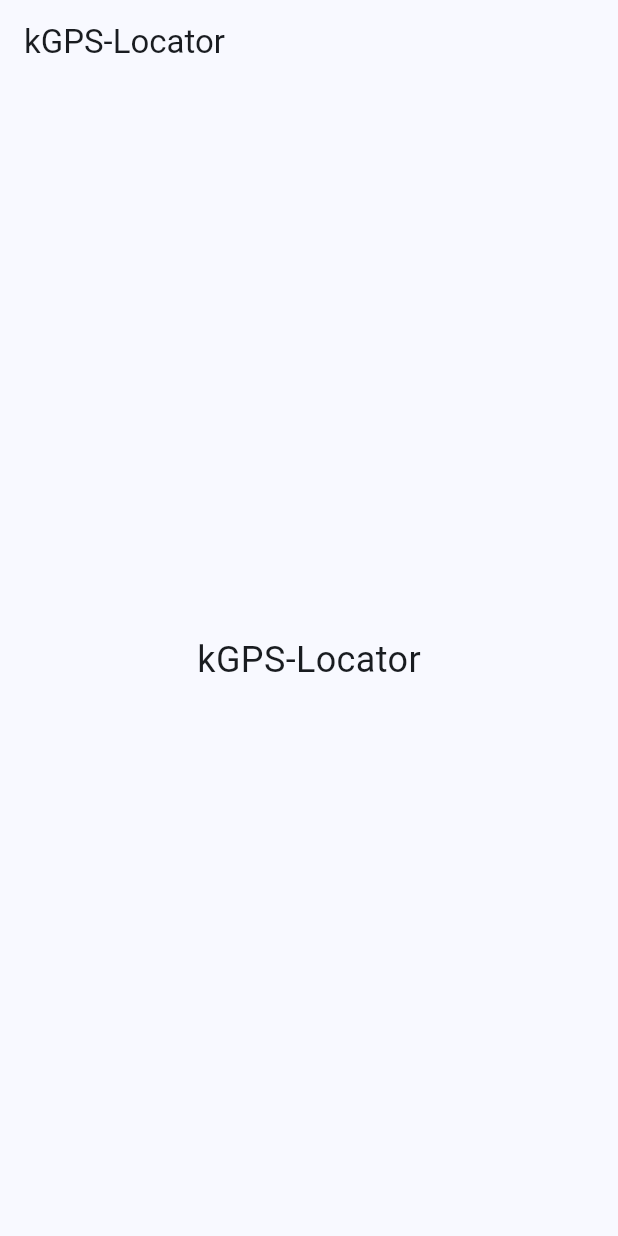
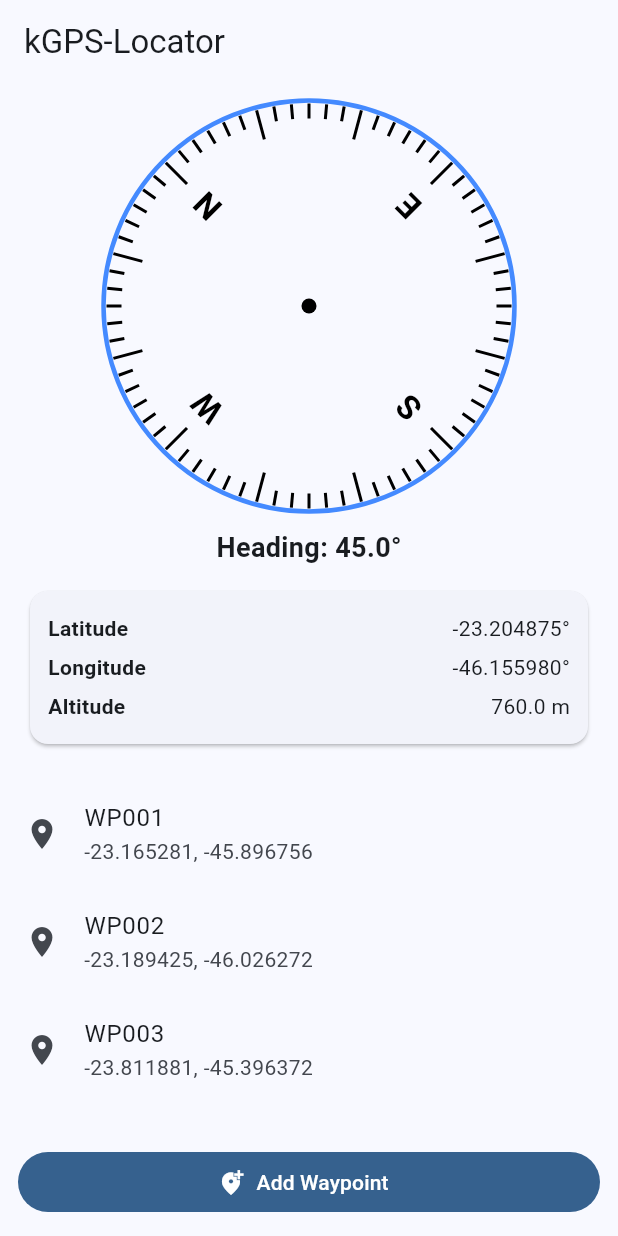
Before and after one commit to mariana02eloisa2-ops/-kGPS-Locator-MarinaEloise, a Flutter app: the screen it shows after launch, on a phone screen of 412 x 824 dp. Run offline on Flutter 3.47's test engine with Material 3 defaults, Android fonts, the phone set to English and light mode, and no system bars.

Commit message:
Finalização de Layout. Interface e funcionalidades fictícias. -ADD Classe waypoint -ADD Widget Compass -ADD componentes da main.

```diff
--- a/lib/main.dart
+++ b/lib/main.dart
@@ -1,4 +1,6 @@
 import 'package:flutter/material.dart';
+import 'package:geolocation/models.dart/waypoint.dart';
+import 'package:geolocation/widgets/compass.dart';
 
 void main() {
   runApp(const KGpsLocatorApp());
@@ -21,16 +23,188 @@
   }
 }
 
-class HomePage extends StatelessWidget{
+class HomePage extends StatefulWidget {
   const HomePage({super.key});
+
+  @override
+  State<HomePage> createState() => _HomePageState();
+}
+
+class _HomePageState extends State<HomePage> {
+  double latitude = -23.2048746;
+  double longitude = -46.1559800;
+  double altitude = 760.0;
+  double heading = 45.0;
+
+  Waypoint? navendoPara;
+
+  final List<Waypoint> waypoints = [
+    const Waypoint(nome: 'WP001', latitude: -23.165281, longitude: -45.896756),
+    const Waypoint(nome: 'WP002', latitude: -23.189425, longitude: -46.026272),
+    const Waypoint(nome: 'WP003', latitude: -23.811881, longitude: -45.396372),
+  ];
+
+  VoidCallback? get pararNavegacao => null;
+
+void navegarPara(Waypoint waypoint) {
+    print('voce adicionou o Navegar para ${waypoint.nome}');
+
+    setState(() {
+      navendoPara = waypoint;
+    });
+  }
+
+  void paraNavegacao() {
+    if (navendoPara != null) {
+      print('Voce parou o Navegar para ${navendoPara!.nome}');
+    }
+
+    setState(() {
+      navendoPara = null;
+    });
+  }
+
+  void adicionarWaypoint() {
+    print('Voce clicou no botão Add Waipoint');
+  }
+
+  void excluirWaypoint(Waypoint waypoint) {
+    print('Voce adicionou o excluir Waypoint ${waypoint.nome}');
+  }
 
   @override
   Widget build(BuildContext context) {
     return Scaffold(
       appBar: AppBar(title: const Text('kGPS-Locator')),
-      body: const Center(
-        child: Text('kGPS-Locator', style: TextStyle(fontSize: 24)),
+      body: SafeArea(
+        child: Column(
+          children: [
+            const SizedBox(height: 8),
+
+            Compass(heading: heading),
+
+            const SizedBox(height: 8),
+
+            Text(
+              'Heading: ${heading.toStringAsFixed(1)}°',
+              style: const TextStyle(fontSize: 18, fontWeight: FontWeight.bold),
+            ),
+             const SizedBox(height: 12),
+
+            _buildLocationInfo(),
+
+            const SizedBox(height: 12),
+
+            if (navendoPara != null) _buildNavigationInfo(),
+
+            const SizedBox(height: 8),
+
+            Expanded(child: _buildWaypointList()),
+          ],
+        ),
+        ),
+
+        floatingActionButton: navendoPara != null
+            ? FloatingActionButton.extended(
+                onPressed: pararNavegacao,
+                icon: const Icon(Icons.stop),
+                label: const Text('STOP'),
+              )
+            : null,
+
+        bottomNavigationBar: Padding(
+          padding: const EdgeInsets.all(12),
+          child: FilledButton.icon(
+            onPressed: adicionarWaypoint,
+            icon: const Icon(Icons.add_location_alt),
+            label: const Text('Add Waypoint'),
+          ),
+        ),
+     );
+   }
+
+  Widget _buildLocationInfo() {
+    return Padding(
+      padding: const EdgeInsets.symmetric(horizontal: 16),
+      child: Card(
+        child: Padding(
+          padding: const EdgeInsets.all(12),
+          child: Column(
+            children: [
+              _infoRow('Latitude', '${latitude.toStringAsFixed(6)}°'),
+              _infoRow('Longitude', '${longitude.toStringAsFixed(6)}°'),
+              _infoRow('Altitude', '${altitude.toStringAsFixed(1)} m'),
+            ],
+          ),
+        ),
       ),
     );
   }
-}
+
+  Widget _buildNavigationInfo() {
+    return Card(
+      margin: const EdgeInsets.symmetric(horizontal: 16),
+      child: Padding(
+        padding: const EdgeInsets.all(12),
+        child: Column(
+          children: [
+            const Text(
+              'NAVEGANDO PARA',
+              style: TextStyle(fontWeight: FontWeight.bold),
+            ),
+            const SizedBox(height: 4),
+            Text(navendoPara!.nome, style: const TextStyle(fontSize: 20)),
+            const SizedBox(height: 4),
+            const Text('Azimute: --°   Distância: -- m'),
+          ],
+        ),
+      ),
+    );
+  }
+
+  Widget _buildWaypointList() {
+    return ListView.builder(
+      itemCount: waypoints.length,
+      itemBuilder: (context, index) {
+        final waypoint = waypoints[index];
+
+        return Dismissible(
+          key: ValueKey(waypoint.nome),
+          direction: DismissDirection.endToStart,
+          background: Container(
+            alignment: Alignment.centerRight,
+            padding: const EdgeInsets.only(right: 20),
+            child: const Icon(Icons.delete, size: 30),
+          ),
+          onDismissed: (_) {
+            excluirWaypoint(waypoint);
+          },
+          child: ListTile(
+            leading: const Icon(Icons.location_on),
+            title: Text(waypoint.nome),
+            subtitle: Text(
+              '${waypoint.latitude.toStringAsFixed(6)}, '
+              '${waypoint.longitude.toStringAsFixed(6)}',
+            ),
+            onLongPress: () {
+              navegarPara(waypoint);
+            },
+          ),
+        );
+      },
+    );
+  }
+
+  Widget _infoRow(String label, String value) {
+    return Padding(
+      padding: const EdgeInsets.symmetric(vertical: 3),
+      child: Row(
+        mainAxisAlignment: MainAxisAlignment.spaceBetween,
+        children: [
+          Text(label,style: const TextStyle(fontWeight: FontWeight.bold)),
+          Text(value),
+        ],
+      ),
+    );
+  }
+  }
--- a/lib/widgets/compass.dart
+++ b/lib/widgets/compass.dart
@@ -38,7 +38,7 @@
     canvas.save();
 
     canvas.translate(center.dx, center.dy);
-  canvas.rotate(-(90 + heading) * pi / 180);
+    canvas.rotate(-(90 + heading) * pi / 180);
 
     final tickPaint = Paint()..strokeWidth = 2;
 
```
